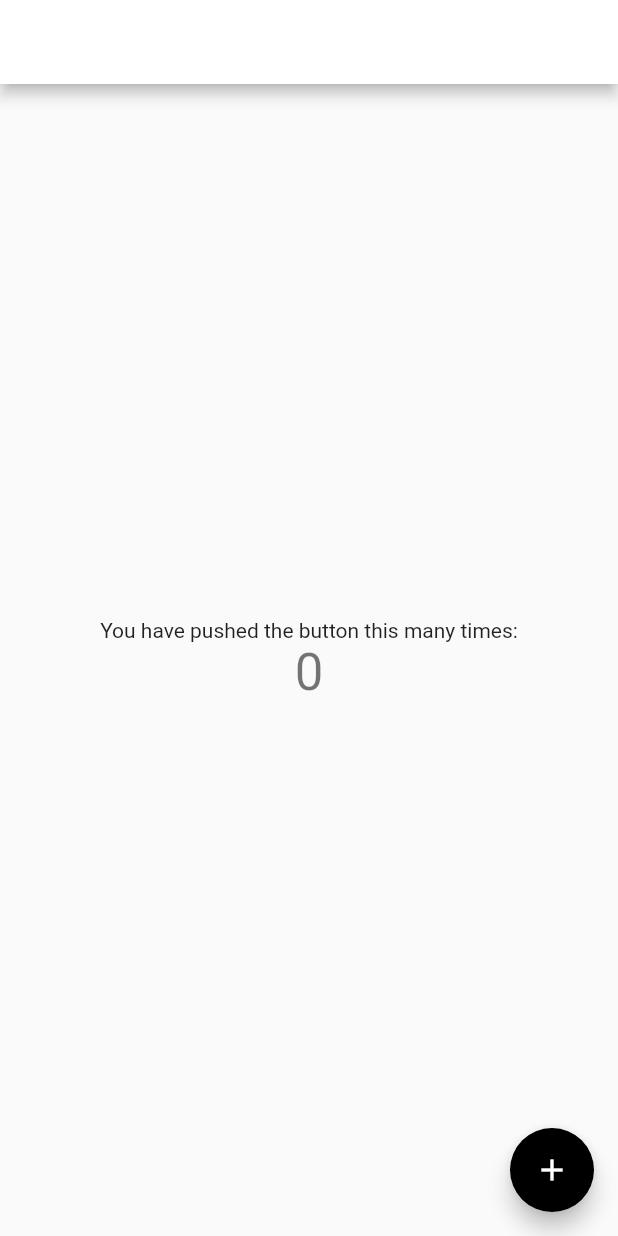
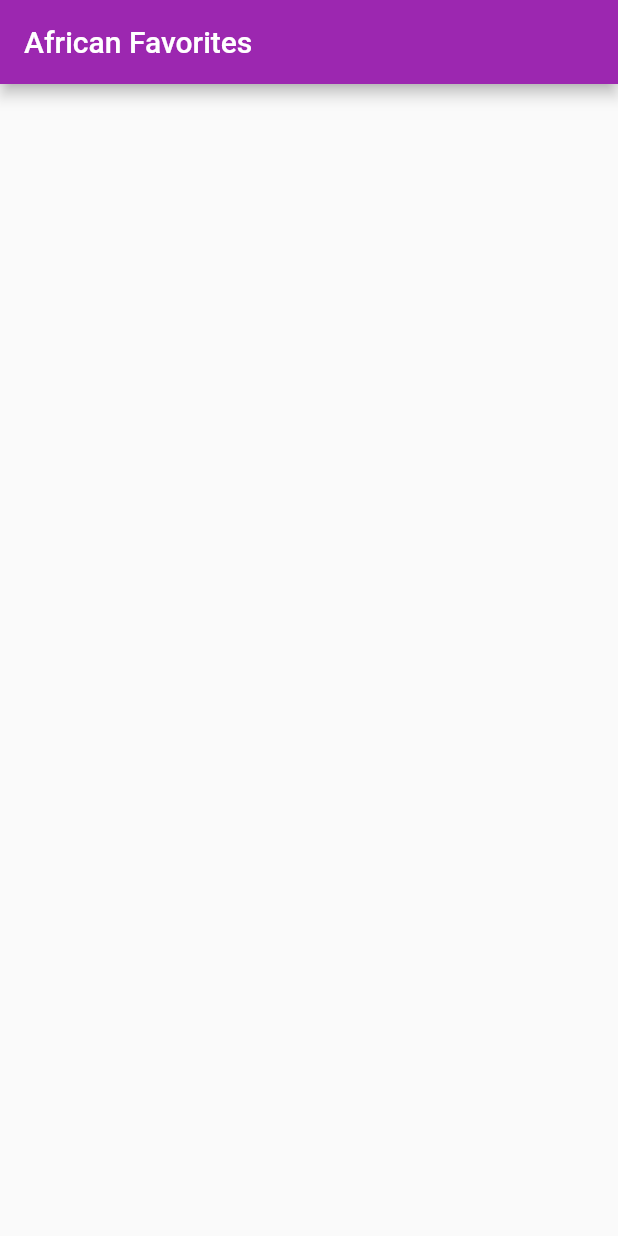
Before and after one commit to bimri/culinary, a Flutter app: the screen it shows after launch, on a phone screen of 412 x 824 dp. Run offline on Flutter 3.47's test engine with Material 2 defaults, Android fonts, the phone set to English and light mode, and no system bars.

Commit message:
clearing the app

```diff
--- a/lib/main.dart
+++ b/lib/main.dart
@@ -14,7 +14,7 @@
       title: 'African Cuisines',
       theme: theme.copyWith(
         colorScheme: theme.colorScheme.copyWith(
-          primary: Colors.white,
+          primary: Colors.purple,
           secondary: Colors.black,
         ),
       ),
@@ -33,39 +33,19 @@
 }
 
 class _MyHomePageState extends State<MyHomePage> {
-  int _counter = 0;
-
-  void _incrementCounter() {
-    setState(() {
-      _counter++;
-    });
-  }
-
   @override
   Widget build(BuildContext context) {
     return Scaffold(
       appBar: AppBar(
         title: Text(widget.title),
       ),
-      body: Center(
-        child: Column(
-          mainAxisAlignment: MainAxisAlignment.center,
-          children: <Widget>[
-            const Text(
-              'You have pushed the button this many times:',
-            ),
-            Text(
-              '$_counter',
-              style: Theme.of(context).textTheme.headline4,
-            ),
-          ],
-        ),
-      ),
-      floatingActionButton: FloatingActionButton(
-        onPressed: _incrementCounter,
-        tooltip: 'Increment',
-        child: const Icon(Icons.add),
+      body: SafeArea(
+        // TODO: Replace child: Container()
+        child: Container(),
+
       ),
     );
   }
+
+  // TODO: Add buildRecipeCard() here
 }
```
